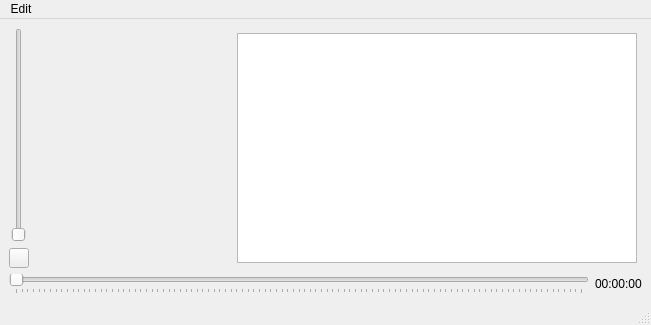
This is app/src/mainwindow.ui in ailchuk/uamp as Qt 5 draws it before an edit. The edited form follows.
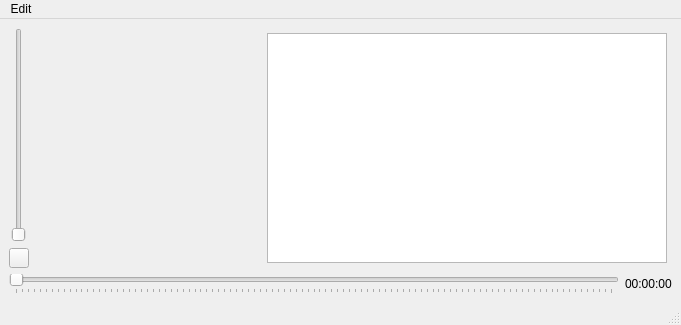
This is the edited form. Icons and pictures are not drawn.

```diff
--- a/app/src/mainwindow.ui
+++ b/app/src/mainwindow.ui
@@ -6,10 +6,16 @@
    <rect>
     <x>0</x>
     <y>0</y>
-    <width>651</width>
+    <width>681</width>
     <height>325</height>
    </rect>
   </property>
+  <property name="sizePolicy">
+   <sizepolicy hsizetype="Fixed" vsizetype="Fixed">
+    <horstretch>0</horstretch>
+    <verstretch>0</verstretch>
+   </sizepolicy>
+  </property>
   <property name="minimumSize">
    <size>
     <width>580</width>
@@ -204,7 +210,7 @@
     <rect>
      <x>0</x>
      <y>0</y>
-     <width>651</width>
+     <width>681</width>
      <height>20</height>
     </rect>
    </property>
```
Left out of the diff: 6 changed lines with no effect on the pictures.
